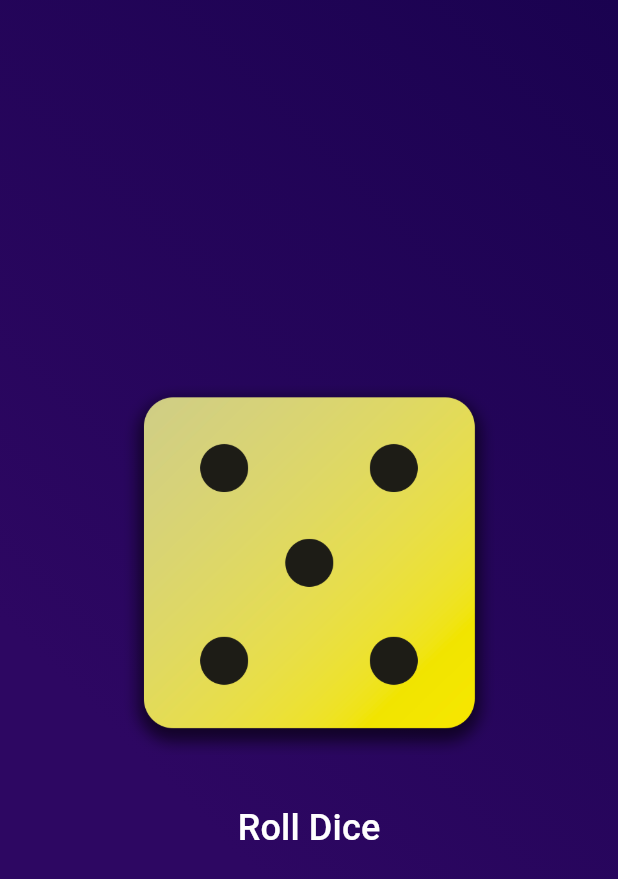
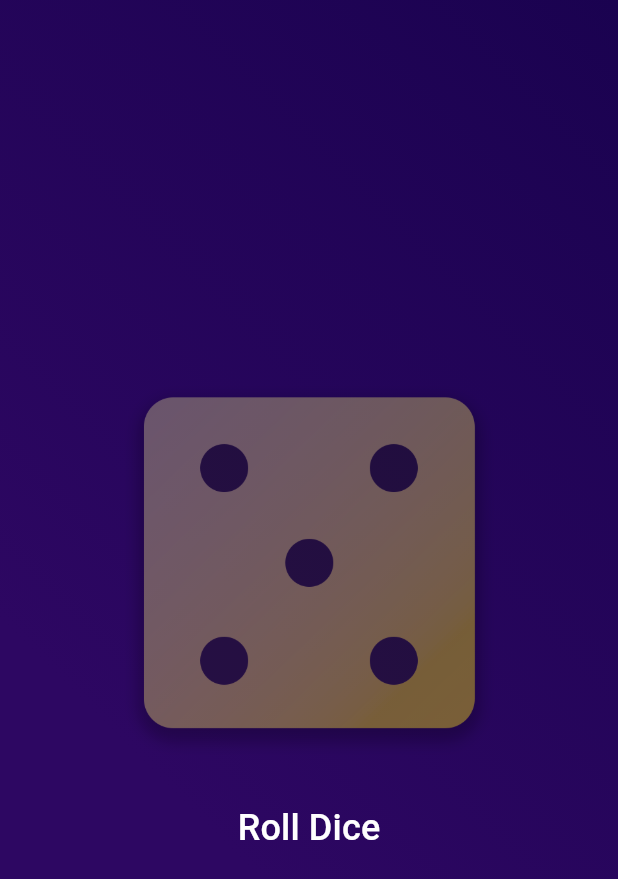
Before and after one commit to YoussefHabib97/Roll-Dice-Application, a Flutter app: the first screen one second after launch, on a phone screen of 412 x 824 dp. Shown: the top 879 px of the screen. Run offline on Flutter 3.47's test engine with Material 2 defaults, Android fonts, the phone set to English and light mode, and no system bars; our stand-ins replace transparent_image.

```diff
--- a/lib/widgets/dice_roller.dart
+++ b/lib/widgets/dice_roller.dart
@@ -2,6 +2,9 @@ import 'package:flutter/material.dart';
 
 // Library imports
 import 'dart:math';
+
+// Package imports
+import 'package:transparent_image/transparent_image.dart';
 
 // Widget imports
 import 'package:roll_dice_app/widgets/styled_text.dart';
@@ -30,8 +33,9 @@ class _DiceRollerState extends State<DiceRoller> {
     return Column(
       mainAxisSize: MainAxisSize.min,
       children: [
-        Image.asset(
-          'assets/images/dice-$currentDiceRoll.png',
+        FadeInImage(
+          placeholder: MemoryImage(kTransparentImage),
+          image: AssetImage('assets/images/dice-$currentDiceRoll.png'),
           width: 256,
         ),
         const SizedBox(
--- a/pubspec.yaml
+++ b/pubspec.yaml
@@ -34,6 +34,7 @@ dependencies:
   # The following adds the Cupertino Icons font to your application.
   # Use with the CupertinoIcons class for iOS style icons.
   cupertino_icons: ^1.0.2
+  transparent_image: ^2.0.1
 
 dev_dependencies:
   flutter_test:
```
Also changed, not shown: pubspec.lock.
